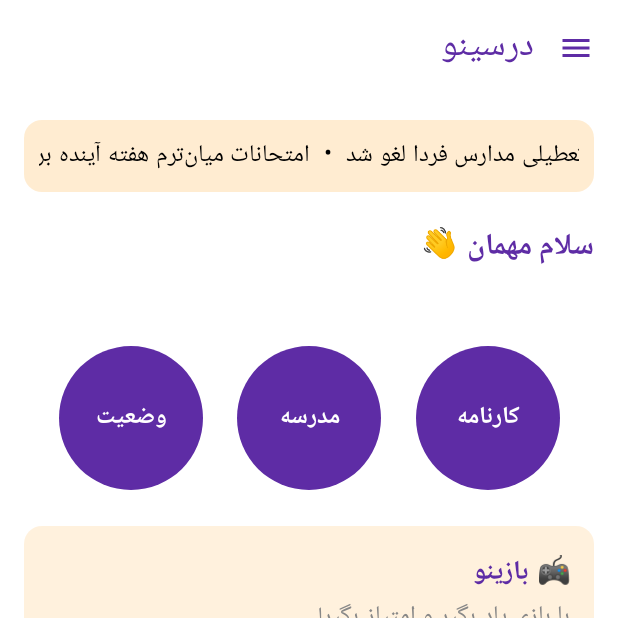
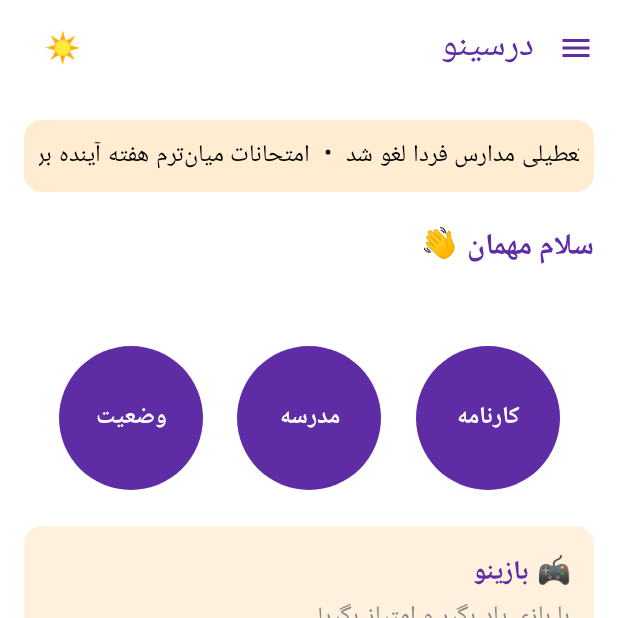
Before and after one commit to erfan92kz-ctrl/Darsino, an Android app built with Jetpack Compose: the screen it shows after launch (MainActivity), after a tap on "ورود بدون شناسه", on a phone screen of 412 x 824 dp, the top half of it. Run offline under Robolectric (Android 15) with nearby library versions, the phone set to English and light mode, and no system bars; 2 other taps on this screen came first.

Commit message:
Update MainActivity.kt

```diff
--- a/app/src/main/java/com/darsino/app/MainActivity.kt
+++ b/app/src/main/java/com/darsino/app/MainActivity.kt
@@ -348,14 +348,15 @@ fun MainScreen(profile: Profile, onLogout: () -> Unit) {
                         }
                     },
                     actions = {
+                        ThemeToggleButton()
                         if (isTeacher) {
                             IconButton(onClick = { section = "exam" }) { ExamLogo() }
                         }
                     }
                 )
             }
-        ) { padding ->
-            Box(Modifier.padding(padding).fillMaxSize()) {
+                    ) { padding ->
+                Box(Modifier.padding(padding).fillMaxSize().background(if (ThemeState.dark) Color(0xFF121212) else Color.White)) {
                 when (section) {
                     "home" -> HomeContent(profile) { section = it }
                     "status" -> StatusScreen(profile, onLogout)
```
